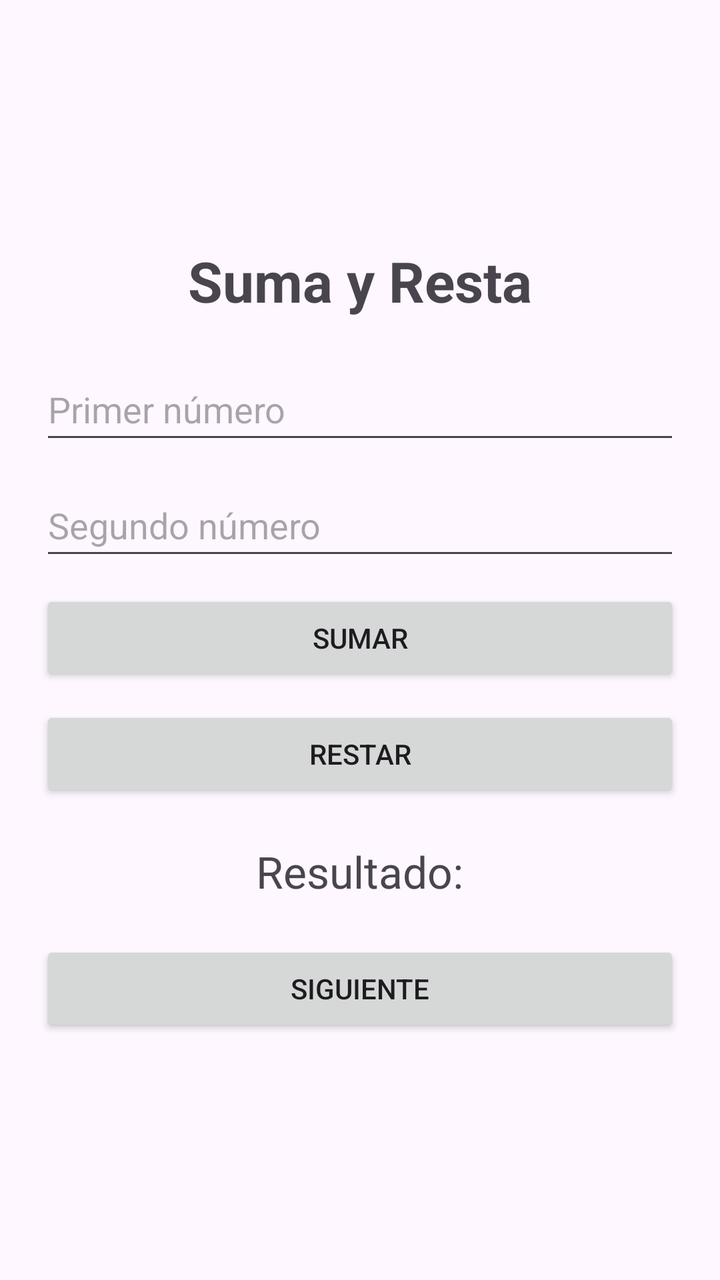
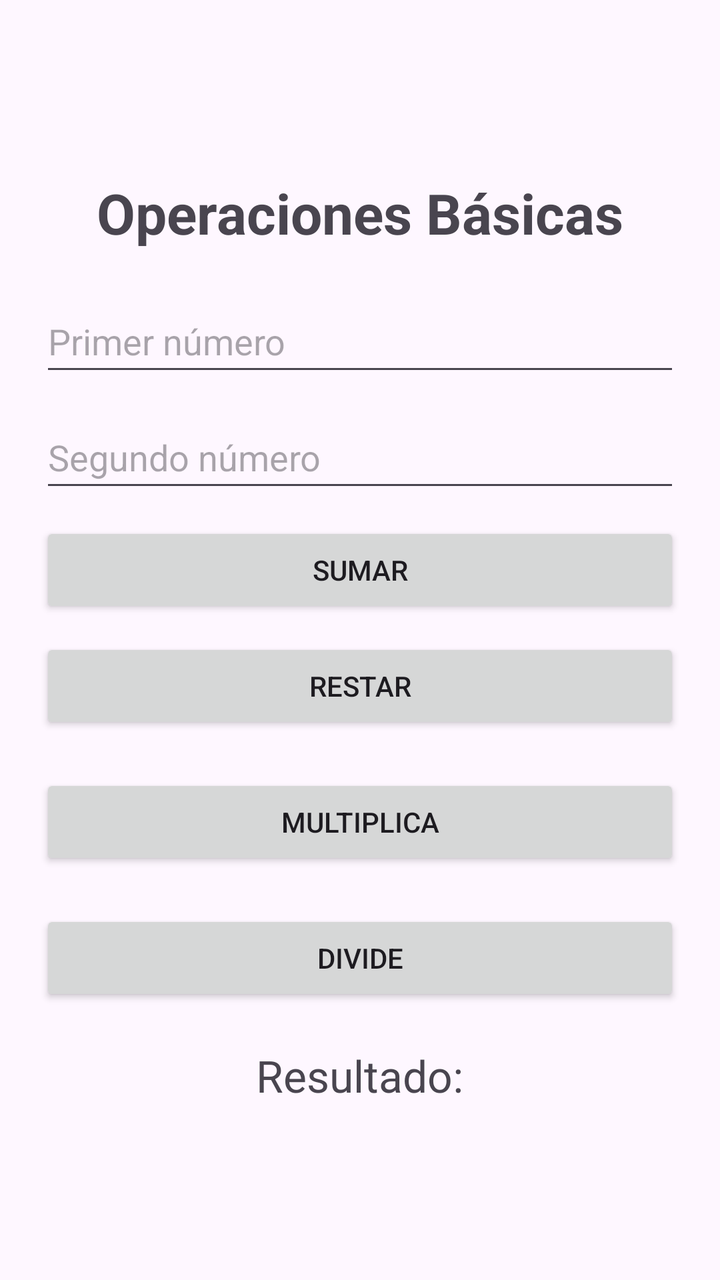

Screens rendered from an Android XML layout before and after an edit, with the pre-edit source and the edit as a unified diff.
<!-- AndroidManifest.xml: application theme Theme.Calculadora -->
<!-- res/layout/activity_suma_resta.xml -->
<?xml version="1.0" encoding="utf-8"?>
<LinearLayout xmlns:android="http://schemas.android.com/apk/res/android"
    android:layout_width="match_parent"
    android:layout_height="match_parent"
    android:orientation="vertical"
    android:padding="20dp"
    android:gravity="center">

    <TextView
        android:layout_width="wrap_content"
        android:layout_height="wrap_content"
        android:text="Suma y Resta"
        android:textSize="28sp"
        android:textStyle="bold"
        android:layout_marginBottom="20dp"/>

    <EditText
        android:id="@+id/num1"
        android:layout_width="match_parent"
        android:layout_height="wrap_content"
        android:minHeight="48dp"
        android:hint="Primer número"
        android:inputType="numberDecimal"/>

    <EditText
        android:id="@+id/num2"
        android:layout_width="match_parent"
        android:layout_height="wrap_content"
        android:minHeight="48dp"
        android:hint="Segundo número"
        android:inputType="numberDecimal"
        android:layout_marginTop="10dp"/>

    <Button
        android:id="@+id/btnSumar"
        android:layout_width="match_parent"
        android:layout_height="wrap_content"
        android:text="Sumar"
        android:layout_marginTop="10dp"/>

    <Button
        android:id="@+id/btnRestar"
        android:layout_width="match_parent"
        android:layout_height="wrap_content"
        android:text="Restar"
        android:layout_marginTop="10dp"/>

    <TextView
        android:id="@+id/tvResultado"
        android:layout_width="wrap_content"
        android:layout_height="wrap_content"
        android:text="Resultado:"
        android:textSize="22sp"
        android:layout_marginTop="20dp"/>

    <Button
        android:id="@+id/btnSiguiente"
        android:layout_width="match_parent"
        android:layout_height="wrap_content"
        android:text="Siguiente"
        android:layout_marginTop="20dp"/>

</LinearLayout>
<!-- resources referenced by this layout -->
<resources>
  <style name="Theme.Calculadora" parent="Base.Theme.Calculadora" />
  <style name="Base.Theme.Calculadora" parent="Theme.Material3.DayNight.NoActionBar">
          
          
      </style>
</resources>

<!-- the commit's change to res/layout/activity_suma_resta.xml (unified diff, before → after) -->
@@ -9,7 +9,7 @@
     <TextView
         android:layout_width="wrap_content"
         android:layout_height="wrap_content"
-        android:text="Suma y Resta"
+        android:text="Operaciones Básicas"
         android:textSize="28sp"
         android:textStyle="bold"
         android:layout_marginBottom="20dp"/>
@@ -45,19 +45,28 @@
         android:text="Restar"
         android:layout_marginTop="10dp"/>
 
+    <Button
+        android:id="@+id/btnMultiplica"
+        android:layout_width="match_parent"
+        android:layout_height="wrap_content"
+        android:text="Multiplica"
+        android:layout_marginTop="20dp"/>
+
+    <Button
+        android:id="@+id/btnDivide"
+        android:layout_width="match_parent"
+        android:layout_height="wrap_content"
+        android:text="Divide"
+        android:layout_marginTop="20dp"/>
+
+
     <TextView
         android:id="@+id/tvResultado"
         android:layout_width="wrap_content"
         android:layout_height="wrap_content"
+        android:layout_marginTop="20dp"
         android:text="Resultado:"
-        android:textSize="22sp"
-        android:layout_marginTop="20dp"/>
+        android:textSize="22sp" />
 
-    <Button
-        android:id="@+id/btnSiguiente"
-        android:layout_width="match_parent"
-        android:layout_height="wrap_content"
-        android:text="Siguiente"
-        android:layout_marginTop="20dp"/>
 
 </LinearLayout>
